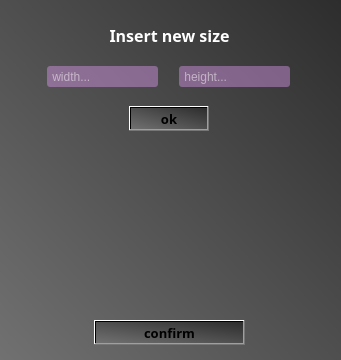
Before: the Qt Designer form gui/change_board_dialog.ui in itaybiran/MinesweeperCheats-Client, drawn with Qt 5.
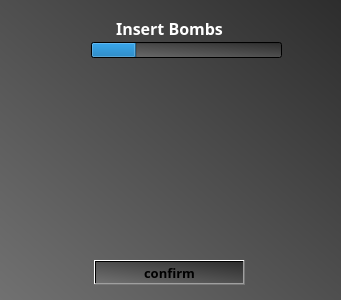
After: the same form once the commit is applied. Icons and pictures are not drawn.

Commit message: finished cheat of change board

```diff
--- a/gui/change_board_dialog.ui
+++ b/gui/change_board_dialog.ui
@@ -7,7 +7,7 @@
     <x>0</x>
     <y>0</y>
     <width>341</width>
-    <height>360</height>
+    <height>300</height>
    </rect>
   </property>
   <property name="windowTitle">
@@ -19,7 +19,7 @@
      <x>0</x>
      <y>0</y>
      <width>341</width>
-     <height>361</height>
+     <height>301</height>
     </rect>
    </property>
    <property name="styleSheet">
@@ -28,8 +28,8 @@
    <widget class="QLabel" name="ErrorLabel">
     <property name="geometry">
      <rect>
-      <x>93</x>
-      <y>88</y>
+      <x>94</x>
+      <y>243</y>
       <width>150</width>
       <height>15</height>
      </rect>
@@ -49,7 +49,7 @@
     <property name="geometry">
      <rect>
       <x>99</x>
-      <y>20</y>
+      <y>13</y>
       <width>141</width>
       <height>31</height>
      </rect>
@@ -67,104 +67,17 @@
 color:white;</string>
     </property>
     <property name="text">
-     <string>Insert new size</string>
+     <string>Insert Bombs</string>
     </property>
     <property name="alignment">
      <set>Qt::AlignCenter</set>
     </property>
    </widget>
-   <widget class="QLineEdit" name="WidthField">
-    <property name="geometry">
-     <rect>
-      <x>47</x>
-      <y>66</y>
-      <width>111</width>
-      <height>21</height>
-     </rect>
-    </property>
-    <property name="styleSheet">
-     <string notr="true">background-color:rgba(236, 158, 255, 100);
-border-radius:3px;
-color:white;
-</string>
-    </property>
-    <property name="dragEnabled">
-     <bool>false</bool>
-    </property>
-    <property name="placeholderText">
-     <string> width...</string>
-    </property>
-   </widget>
-   <widget class="QLineEdit" name="HeightField">
-    <property name="geometry">
-     <rect>
-      <x>179</x>
-      <y>66</y>
-      <width>111</width>
-      <height>21</height>
-     </rect>
-    </property>
-    <property name="styleSheet">
-     <string notr="true">background-color:rgba(236, 158, 255, 100);
-border-radius:3px;
-color:white;
-</string>
-    </property>
-    <property name="text">
-     <string/>
-    </property>
-    <property name="dragEnabled">
-     <bool>false</bool>
-    </property>
-    <property name="placeholderText">
-     <string> height...</string>
-    </property>
-   </widget>
-   <widget class="QPushButton" name="OkButton">
-    <property name="geometry">
-     <rect>
-      <x>129</x>
-      <y>106</y>
-      <width>80</width>
-      <height>25</height>
-     </rect>
-    </property>
-    <property name="font">
-     <font>
-      <family>Segoe UI Black</family>
-      <pointsize>10</pointsize>
-      <weight>75</weight>
-      <bold>true</bold>
-     </font>
-    </property>
-    <property name="cursor">
-     <cursorShape>ClosedHandCursor</cursorShape>
-    </property>
-    <property name="styleSheet">
-     <string notr="true">QPushButton::hover
-{
-background-color:rgb(216, 140, 234);
-}
-
-QPushButton
-{
-background-color:rgba(236, 158, 255, 170);
-border-radius:3px;
-color: white;
-};</string>
-    </property>
-    <property name="text">
-     <string>ok</string>
-    </property>
-    <property name="shortcut">
-     <string>Return</string>
-    </property>
-   </widget>
    <widget class="QPushButton" name="ConfirmButton">
     <property name="geometry">
      <rect>
       <x>94</x>
-      <y>320</y>
+      <y>260</y>
       <width>151</width>
       <height>25</height>
      </rect>
@@ -200,6 +113,57 @@
      <string>Return</string>
     </property>
    </widget>
+   <widget class="QProgressBar" name="BombsBar">
+    <property name="geometry">
+     <rect>
+      <x>91</x>
+      <y>42</y>
+      <width>191</width>
+      <height>16</height>
+     </rect>
+    </property>
+    <property name="styleSheet">
+     <string notr="true">color:transparent;
+</string>
+    </property>
+    <property name="value">
+     <number>24</number>
+    </property>
+   </widget>
+   <widget class="QPushButton" name="RefreshButton">
+    <property name="geometry">
+     <rect>
+      <x>280</x>
+      <y>13</y>
+      <width>41</width>
+      <height>41</height>
+     </rect>
+    </property>
+    <property name="cursor">
+     <cursorShape>ClosedHandCursor</cursorShape>
+    </property>
+    <property name="whatsThis">
+     <string/>
+    </property>
+    <property name="styleSheet">
+     <string notr="true">background-color:transparent;
+border-radius:20px;
+</string>
+    </property>
+    <property name="text">
+     <string/>
+    </property>
+    <property name="icon">
+     <iconset>
+      <normaloff>../img/refresh.png</normaloff>../img/refresh.png</iconset>
+    </property>
+    <property name="iconSize">
+     <size>
+      <width>32</width>
+      <height>32</height>
+     </size>
+    </property>
+   </widget>
   </widget>
  </widget>
  <resources/>
```
The commit also changes 10 other files.
